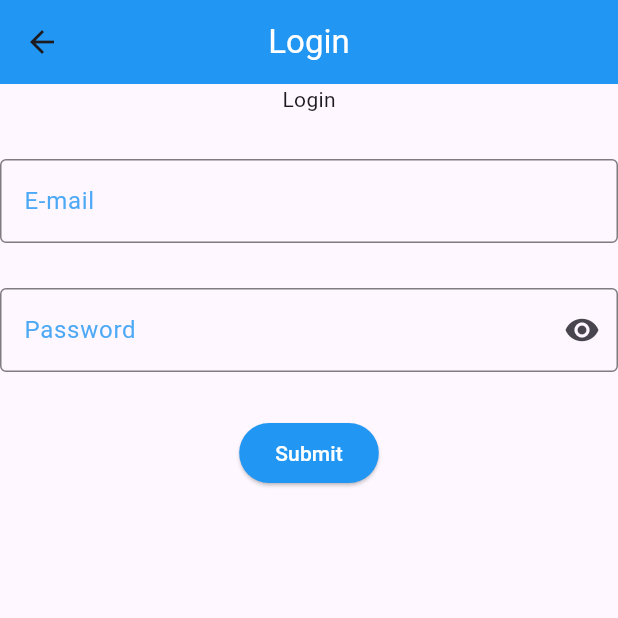
After one commit to elne7/shopping-app-with-firebase, a Flutter app: the screen it shows after launch, after a tap on "LogIn", on a phone screen of 412 x 824 dp, the top half of it. The commit adds this screen. Run offline on Flutter 3.47's test engine with Material 3 defaults, Android fonts, the phone set to English and light mode, and no system bars; our stand-ins replace auto_size_text, easy_localization, firebase_auth, firebase_core, page_transition, validators; accounts and stored records are empty; network calls fail.

Commit message:
Create login page and perform sign in operation

```diff
--- /dev/null
+++ b/lib/views/login_view.dart
@@ -0,0 +1,93 @@
+import 'package:firebase_auth/firebase_auth.dart';
+import 'package:flutter/material.dart';
+import 'package:simple_shopping_app/methods/show_my_dialog.dart';
+import 'package:simple_shopping_app/widgets/custom_button.dart';
+import 'package:simple_shopping_app/widgets/custom_text_form_field.dart';
+
+class LoginView extends StatefulWidget {
+  const LoginView({super.key});
+
+  @override
+  State<LoginView> createState() => _LoginViewState();
+}
+
+class _LoginViewState extends State<LoginView> {
+  bool hiddenPassword = true;
+  TextEditingController emailController = TextEditingController();
+  TextEditingController passController = TextEditingController();
+  final formKey = GlobalKey<FormState>();
+
+  @override
+  Widget build(BuildContext context) {
+    return Scaffold(
+      appBar: AppBar(
+        title: const Text(
+          'Login',
+          style: TextStyle(color: Colors.white),
+        ), // don't forget to translate it
+        centerTitle: true,
+        backgroundColor: Colors.blue,
+      ),
+      body: Column(
+        children: [
+          const Text('Login'),
+          const SizedBox(height: 30),
+          CustomTextFormField(
+            hintText: 'E-mail',
+            controller: emailController,
+            validator: (value) {
+              if (value != null) {
+                if (!value.contains('@')) {
+                  return 'The email maust have \'@\'';
+                }
+              }
+              return null;
+            },
+          ),
+          const SizedBox(height: 30),
+          CustomTextFormField(
+            hintText: 'Password',
+            controller: passController,
+            obscureText: hiddenPassword,
+            icon: IconButton(
+              onPressed: () {
+                hiddenPassword = !hiddenPassword;
+                setState(() {});
+              },
+              icon: Icon(
+                  hiddenPassword ? Icons.visibility : Icons.visibility_off),
+            ),
+            validator: (value) {
+              if (value != null) {
+                if (value.length < 6) {
+                  return 'The Password must have at least 6 characters';
+                }
+              }
+              return null;
+            },
+          ),
+          const SizedBox(height: 30),
+          CustomButton(
+            onPressed: () async {
+              try {
+                await FirebaseAuth.instance.signInWithEmailAndPassword(
+                  email: emailController.text,
+                  password: passController.text,
+                );
+                showMyDialog(context);
+              } on FirebaseAuthException catch (e) {
+                if (e.code == 'user-not-found') {
+                  print('No user found for that email.');
+                } else if (e.code == 'wrong-password') {
+                  print('Wrong password provided for that user.');
+                }
+              } catch (e) {
+                print(e);
+              }
+            },
+          )
+        ],
+      ),
+    );
+  }
+}
--- a/lib/views/sign_up_view.dart
+++ b/lib/views/sign_up_view.dart
@@ -1,5 +1,8 @@
 import 'package:easy_localization/easy_localization.dart';
+import 'package:firebase_auth/firebase_auth.dart';
 import 'package:flutter/material.dart';
+import 'package:simple_shopping_app/methods/show_my_dialog.dart';
+import 'package:simple_shopping_app/views/login_view.dart';
 import 'package:simple_shopping_app/widgets/custom_button.dart';
 import 'package:simple_shopping_app/widgets/custom_text.dart';
 import 'package:simple_shopping_app/widgets/custom_text_form_field.dart';
@@ -117,9 +120,48 @@ class _SignUpViewState extends State<SignUpView> {
                   return null;
                 },
               ),
+              Row(
+                children: [
+                  const Text('Alredy have an account? '),
+                  TextButton(
+                    child: const Text('LogIn'),
+                    onPressed: () {
+                      Navigator.push(
+                        context,
+                        MaterialPageRoute(
+                          builder: (context) {
+                            return const LoginView();
+                          },
+                        ),
+                      );
+                    },
+                  )
+                ],
+              ),
               const SizedBox(height: 50),
               // Initializing an ElevatedButton to submit
-              CustomButton(formKey: formKey)
+              CustomButton(
+                onPressed: () async {
+                  // Checking if the form validation is correct
+                  if (formKey.currentState!.validate()) {
+                    showMyDialog(context);
+                  }
+                  try {
+                    await FirebaseAuth.instance.createUserWithEmailAndPassword(
+                      email: emailController.text,
+                      password: passController.text,
+                    );
+                  } on FirebaseAuthException catch (e) {
+                    if (e.code == 'weak-password') {
+                      print('The password provided is too weak.');
+                    } else if (e.code == 'email-already-in-use') {
+                      print('The account already exists for that email.');
+                    }
+                  } catch (e) {
+                    print(e);
+                  }
+                },
+              )
             ],
           ),
         ),
--- a/lib/widgets/custom_button.dart
+++ b/lib/widgets/custom_button.dart
@@ -1,21 +1,14 @@
 import 'package:easy_localization/easy_localization.dart';
 import 'package:flutter/material.dart';
-import 'package:simple_shopping_app/methods/show_my_dialog.dart';
 
 class CustomButton extends StatelessWidget {
-  const CustomButton({super.key, required this.formKey});
-
-  final GlobalKey<FormState> formKey;
+  const CustomButton({super.key, required this.onPressed});
+  final VoidCallback onPressed;
 
   @override
   Widget build(BuildContext context) {
     return ElevatedButton(
-      onPressed: () {
-        // Checking if the form validation is correct
-        if (formKey.currentState!.validate()) {
-          showMyDialog(context);
-        }
-      },
+      onPressed: onPressed,
       style: ElevatedButton.styleFrom(backgroundColor: Colors.blue),
       child: Text(
         tr('submit'),
--- a/lib/widgets/custom_text_form_field.dart
+++ b/lib/widgets/custom_text_form_field.dart
@@ -1,5 +1,6 @@
 import 'package:flutter/material.dart';
 
+// ignore: must_be_immutable
 class CustomTextFormField extends StatelessWidget {
   CustomTextFormField(
       {super.key,
--- a/pubspec.yaml
+++ b/pubspec.yaml
@@ -40,6 +40,7 @@ dependencies:
   page_transition: ^2.2.1
   easy_localization: ^3.0.7
   firebase_core: ^3.10.1
+  firebase_auth: ^5.5.1
 
 dev_dependencies:
   flutter_test:
```
Also changed, not shown: pubspec.lock, 129 other files.
